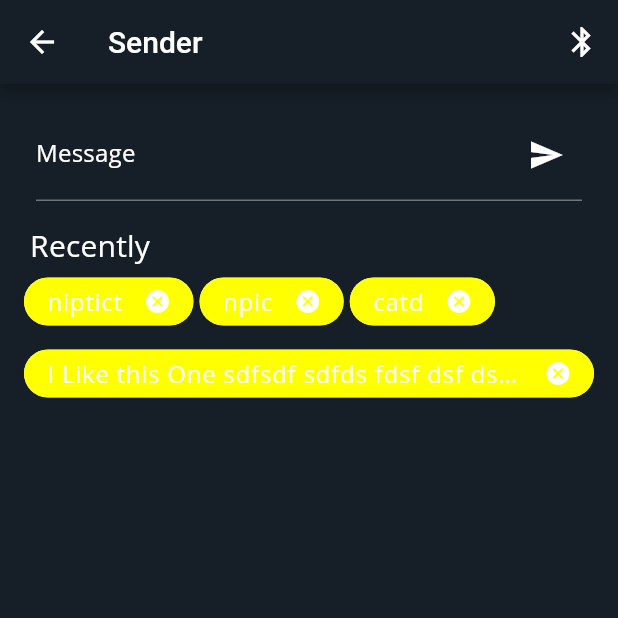
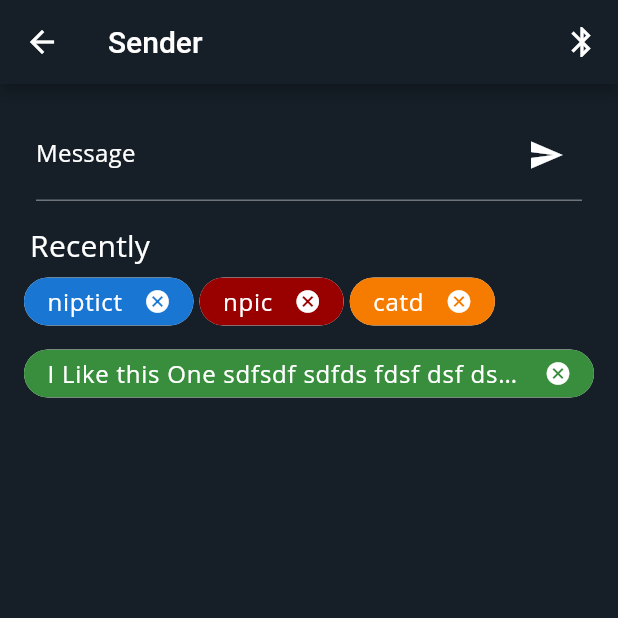
Before and after one commit to erobotkh/erobot_mobile, a Flutter app: the SenderScreen screen opened directly, on a phone screen of 412 x 824 dp, the top half of it. Run offline on Flutter 3.47's test engine with Material 2 defaults, Android fonts, the phone set to English and light mode, and no system bars; our stand-ins replace easy_localization, hooks_riverpod, shared_preferences; missing offline and left inert: decorated_icon; accounts and stored records are empty.

Commit message:
close #28 sender screen modify random color

```diff
--- a/lib/config/tab_bar_config.dart
+++ b/lib/config/tab_bar_config.dart
@@ -3,8 +3,8 @@ import 'package:erobot/config/tab_bar_config_item.dart';
 import 'package:erobot/screens/accounts/account_screen.dart';
 import 'package:erobot/screens/education/education_screen.dart';
 import 'package:erobot/screens/home/home_screen.dart';
+import 'package:flutter/material.dart';
 
-import 'package:flutter/material.dart';
 
 class TabBarConfig {
   static List<TabBarConfigItem> items = [
--- a/lib/models/e_chip_model.dart
+++ b/lib/models/e_chip_model.dart
@@ -1,5 +1,3 @@
-import 'dart:math';
-
 import 'package:erobot/config/config_constant.dart';
 import 'package:flutter/material.dart';
 
@@ -12,12 +10,17 @@ class Echips extends StatelessWidget {
       'catd',
       'I Like this One sdfsdf sdfds fdsf dsf dsf dsf dsfds fds fsd fds fdsf d'
     ];
+    var colors = [
+      Color(0xff1976D2),
+      Color(0xff990000),
+      Color(0xffF57C00),
+      Color(0xff388E3C),
+    ];
 
     final _buttons = List.generate(
       strings.length,
       (index) => Chip(
-        backgroundColor:
-            Colors.accents[Random().nextInt(Colors.accents.length)],
+        backgroundColor: colors[index % colors.length],
         label: Text(
           strings[index],
           overflow: TextOverflow.ellipsis,
```
Also changed, not shown: lib/screens/send_page/sender_screen.dart (+2 -5 lines).
